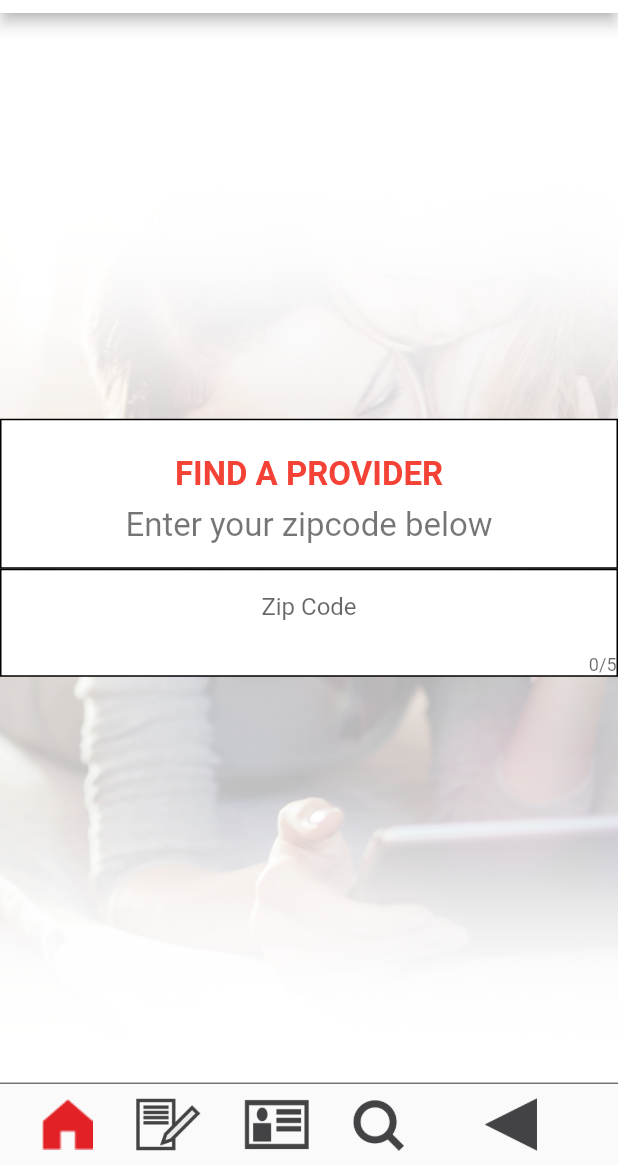
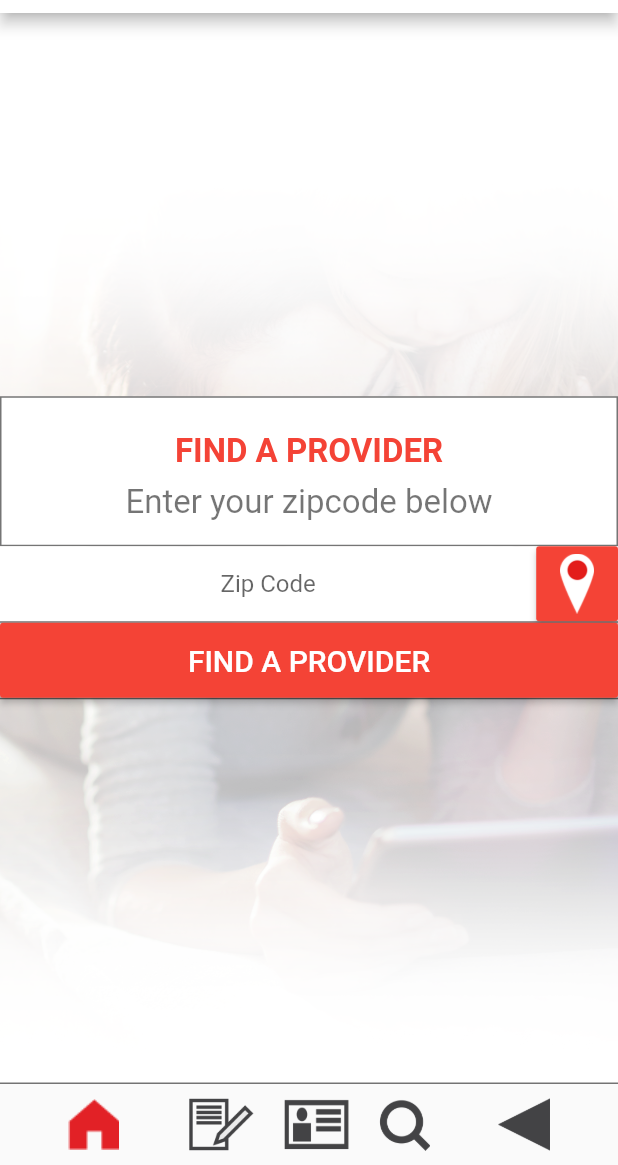
Before and after one commit to kaushikparmar/GetWellHealth, a Flutter app: the MyHomePage screen opened by its route, after a tap on "FIND A PROVIDER", on a phone screen of 412 x 824 dp, the part 71-1236 px from its top. Run offline on Flutter 3.47's test engine with Material 2 defaults, Android fonts, the phone set to English and light mode, and no system bars; our stand-ins replace splashscreen.

Commit message:
Updated For Routing

```diff
--- a/lib/find-a-provider.dart
+++ b/lib/find-a-provider.dart
@@ -42,7 +42,7 @@ class _FindAProvider extends State<FindAProvider> {
         centerTitle: false,
         backgroundColor: Colors.white,
       ),
-      drawer: navigationDrawer(),
+      drawer: navigationDrawer(context),
       body: body(),
       bottomNavigationBar: footer(context),
     );
@@ -66,7 +66,7 @@ Widget body() {
           decoration: BoxDecoration(
             color: Colors.white,
             border: Border.all(
-              color: Colors.black,
+              color: Colors.black54,
               width: 1.0,
             )
           ),
@@ -89,27 +89,50 @@ Widget body() {
           // height: 50.0,
           decoration: BoxDecoration(
             color: Colors.white,
-            border: Border.all(
-              color: Colors.black,
-              width: 1.0,
-            )
+            border: Border(bottom: BorderSide(color: Colors.black54))
           ),
-          child: new Column(
-            crossAxisAlignment: CrossAxisAlignment.center,
-            mainAxisAlignment: MainAxisAlignment.center,
+          child: new Row(
+            // crossAxisAlignment: CrossAxisAlignment.center,
+            // mainAxisAlignment: MainAxisAlignment.center,
             children: <Widget>[
-                new Container(
+                Expanded(
                   child: new TextFormField(
-                    decoration: InputDecoration(hintText: 'Zip Code', border: InputBorder.none),
+                    decoration: InputDecoration(
+                      hintText: 'Zip Code',
+                      border: InputBorder.none
+                    ),
                     textAlign: TextAlign.center,
                     keyboardType: TextInputType.number,
                     cursorColor: Colors.black45,
-                    maxLength: 5,
+                    // maxLength: 5,
                     maxLines: 1,
                   ),
+                ),
+                new MaterialButton(
+                      child: Image.asset('assets/images/locationPointer.png', height: 40.0,),
+                      minWidth: 50.0,
+                      height: 50.0,
+                      color: Colors.red,
+                      onPressed: (){},
                 )
               ],
             ),
+        ),
+        new Container(
+          child: new MaterialButton(
+              minWidth: double.maxFinite,
+              height: 50.0,
+              child: new Text('FIND A PROVIDER',
+                  style: new TextStyle(color: Colors.white, fontSize: 20.0)),
+              color: Colors.red,
+              textColor: Colors.white,
+              onPressed: () {}),
+          decoration: const BoxDecoration(
+              border: const Border(
+                  bottom: const BorderSide(width: 1.0, color: Colors.black54),
+                  // top: const BorderSide(width: 1.0, color: Colors.black54)
+              )
+          ),
         )
       ],
     )
--- a/lib/footer.dart
+++ b/lib/footer.dart
@@ -12,8 +12,13 @@ Widget footer(context) {
       mainAxisAlignment: MainAxisAlignment.spaceEvenly,
       children: <Widget>[
         new Container(
-            child: new Image.asset('assets/images/home-red.png', height: 35.0)
-            ),
+            child: new MaterialButton(
+              child: new Image.asset('assets/images/home-red.png', height: 35.0),
+              onPressed: () {
+                  Navigator.pushNamed(context, '/home');
+              },
+            )
+          ),
         new Container(
             child: new Image.asset('assets/images/edit.png', height: 35.0)
             ),
@@ -32,7 +37,7 @@ Widget footer(context) {
                 }
               },
             )
-            )
+          )
       ],
     ),
   );
--- a/lib/home.dart
+++ b/lib/home.dart
@@ -43,7 +43,7 @@ class _MyHomePageState extends State<MyHomePage> {
         centerTitle: false,
         backgroundColor: Colors.white,
       ),
-      drawer: navigationDrawer(),
+      drawer: navigationDrawer(context),
       body: body(context),
       bottomNavigationBar: footer(context),
     );
@@ -98,10 +98,7 @@ Widget body(context) {
                 color: Colors.red,
                 textColor: Colors.white,
                 onPressed: () {
-                  Navigator.push(
-                    context,
-                    MaterialPageRoute(builder: (context) => FindAProvider()),
-                  );
+                  Navigator.pushNamed(context, '/find-a-provider');
                 }),
             decoration: const BoxDecoration(
                 border: const Border(
--- a/lib/sidebar-navigation.dart
+++ b/lib/sidebar-navigation.dart
@@ -1,7 +1,22 @@
 import 'package:flutter/material.dart';
 
-// class SidebarNavigation {
- Widget navigationDrawer() {
+
+class SidebarNavigation extends StatefulWidget {
+  @override
+  _SidebarNavigationState createState() => new _SidebarNavigationState();
+}
+
+
+class _SidebarNavigationState extends State<SidebarNavigation> {
+  String currentRoute = '';
+  void _handleItemSelection() {
+    setState(() {
+      var RO = new RouteObserver();
+      // RO.subscribe(routeAware, route)
+    });
+  }
+
+ Widget navigationDrawer(BuildContext context) {
     return new Drawer(
         child: new ListView(
           children: <Widget>[
@@ -11,12 +26,15 @@ import 'package:flutter/material.dart';
               height: 50.0,
               child: new Text('HOME', style: new TextStyle(color: Colors.red, fontSize: 20.0, fontWeight: FontWeight.bold)),
               textColor: Colors.white,
-              onPressed: () {}
+              onPressed: () {
+                Navigator.pushNamed(context, '/home');
+                this._handleItemSelection();
+              }
             ),
             decoration: const BoxDecoration(
                   border: const Border(
                       bottom: const BorderSide(
-                          width: 1.0, color: Colors.black87))),
+                          width: 1.0, color: Colors.black54))),
           ),
           new Container(
             child: new MaterialButton(
@@ -29,7 +47,7 @@ import 'package:flutter/material.dart';
             decoration: const BoxDecoration(
                   border: const Border(
                       bottom: const BorderSide(
-                          width: 1.0, color: Colors.black87))),
+                          width: 1.0, color: Colors.black54))),
           ),
           new Container(
             child: new MaterialButton(
@@ -37,12 +55,14 @@ import 'package:flutter/material.dart';
               height: 50.0,
               child: new Text('FIND A PROVIDER', style: new TextStyle(color: Colors.red, fontSize: 20.0, fontWeight: FontWeight.bold)),
               textColor: Colors.white,
-              onPressed: () {}
+              onPressed: () {
+                Navigator.pushNamed(context, '/find-a-provider');
+              }
             ),
             decoration: const BoxDecoration(
                   border: const Border(
                       bottom: const BorderSide(
-                          width: 1.0, color: Colors.black87))),
+                          width: 1.0, color: Colors.black54))),
           ),
           new Container(
             child: new MaterialButton(
@@ -55,7 +75,7 @@ import 'package:flutter/material.dart';
             decoration: const BoxDecoration(
                   border: const Border(
                       bottom: const BorderSide(
-                          width: 1.0, color: Colors.black87))),
+                          width: 1.0, color: Colors.black54))),
           ),
           new Container(
             child: new MaterialButton(
@@ -68,7 +88,7 @@ import 'package:flutter/material.dart';
             decoration: const BoxDecoration(
                   border: const Border(
                       bottom: const BorderSide(
-                          width: 1.0, color: Colors.black87))),
+                          width: 1.0, color: Colors.black54))),
           ),
           new Container(
             child: new MaterialButton(
@@ -81,7 +101,7 @@ import 'package:flutter/material.dart';
             decoration: const BoxDecoration(
                   border: const Border(
                       bottom: const BorderSide(
-                          width: 1.0, color: Colors.black87))),
+                          width: 1.0, color: Colors.black54))),
           ),
           new Container(
             child: new MaterialButton(
@@ -94,9 +114,15 @@ import 'package:flutter/material.dart';
             decoration: const BoxDecoration(
                   border: const Border(
                       bottom: const BorderSide(
-                          width: 1.0, color: Colors.black87))),
+                          width: 1.0, color: Colors.black54))),
           )
         ],
       ));
   }
-// }
+
+  @override
+  Widget build(BuildContext context) {
+    // TODO: implement build
+    return null;
+  }
+}
```
Also changed, not shown: lib/main.dart (+4 -4 lines), pubspec.yaml (+8 -0 lines), assets/images/icon.png (added), pubspec.lock, 20 other files.
